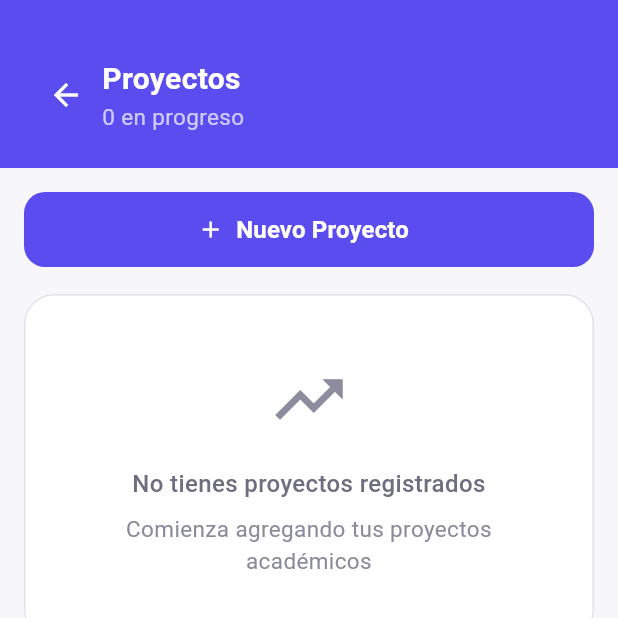
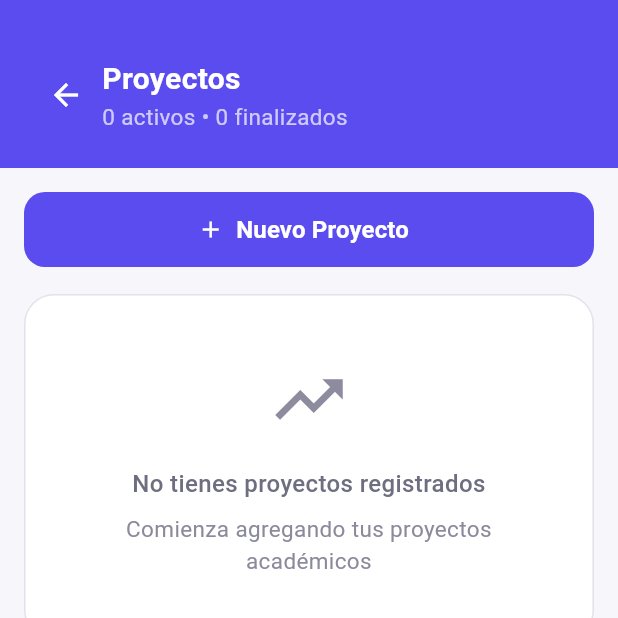
Before and after one commit to Maria-tovarp/App-Snow, a Flutter app: the ProyectosPage screen opened by its route, on a phone screen of 412 x 824 dp, the top half of it. Run offline on Flutter 3.47's test engine with Material 3 defaults, Android fonts, the phone set to English and light mode, and no system bars; our stand-ins replace audioplayers, flutter_dotenv, flutter_riverpod, go_router, shared_preferences, supabase_flutter; accounts and stored records are empty.

Commit message:
Mejora interfaz de proyectos y gestión de estados

```diff
--- a/lib/features/proyectos/presentation/pages/proyectos_page.dart
+++ b/lib/features/proyectos/presentation/pages/proyectos_page.dart
@@ -438,6 +438,17 @@ class _ProyectosPageState extends State<ProyectosPage> {
   }
 
   Widget _header() {
+    final proyectosEnProgreso =
+        proyectos.where((p) => p.avancePorcentual < 100).length;
+
+    final proyectosFinalizados =
+        proyectos.where((p) => p.avancePorcentual >= 100).length;
+
+    final textoActivos =
+        '$proyectosEnProgreso ${proyectosEnProgreso == 1 ? "activo" : "activos"}';
+
+    final textoFinalizados =
+        '$proyectosFinalizados ${proyectosFinalizados == 1 ? "finalizado" : "finalizados"}';
     return Container(
       width: double.infinity,
       padding: const EdgeInsets.fromLTRB(20, 38, 20, 24),
@@ -463,7 +474,7 @@ class _ProyectosPageState extends State<ProyectosPage> {
                   ),
                 ),
                 Text(
-                  '${proyectos.length} en progreso',
+                  '$textoActivos • $textoFinalizados',
                   style: const TextStyle(
                     color: Colors.white70,
                     fontSize: 15,
```
